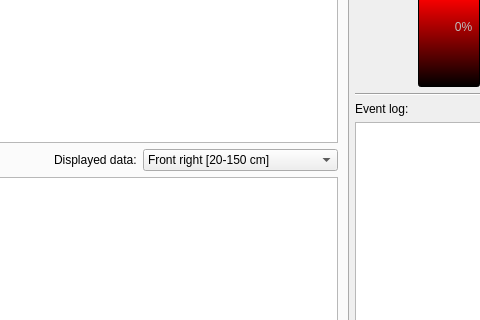
The window that forms/mainwindow.ui (Flooten/mazetercontrol) describes before a commit, drawn with Qt 5; both pictures show x 460 to 940 and y 223 to 543 of the 1080 by 700 pixel window.
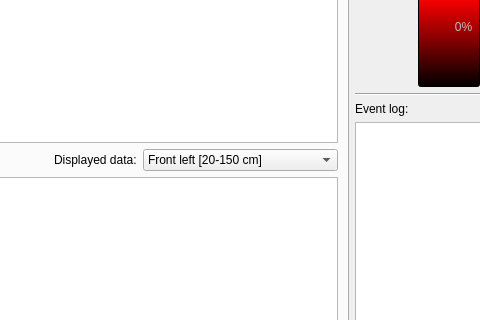
The same window after the commit. Icons and pictures are not drawn.

Patch:
```diff
--- a/forms/mainwindow.ui
+++ b/forms/mainwindow.ui
@@ -186,11 +186,6 @@
                 <verstretch>0</verstretch>
                </sizepolicy>
               </property>
-              <item>
-               <property name="text">
-                <string>Front right [20-150 cm]</string>
-               </property>
-              </item>
               <item>
                <property name="text">
                 <string>Front left [20-150 cm]</string>
```
Left out of the diff: 11 changed lines with no effect on the pictures.
